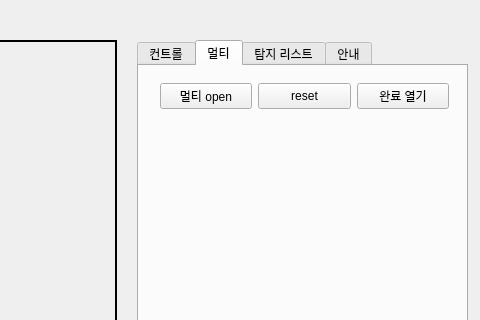
Before: the Qt Designer form rsc/ui/untitled.ui in polnet13/kimAI, drawn with Qt 5; both pictures show x 643 to 1123 and y 0 to 320 of the 1123 by 650 pixel window.
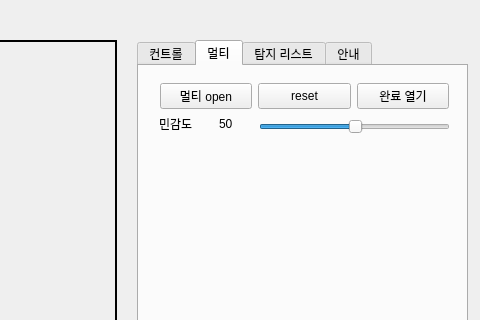
After: the same form once the commit is applied. The open tabs and pages were chosen to show the change.

```diff
--- a/rsc/ui/untitled.ui
+++ b/rsc/ui/untitled.ui
@@ -173,9 +173,9 @@
       <property name="geometry">
        <rect>
         <x>20</x>
-        <y>60</y>
+        <y>90</y>
         <width>291</width>
-        <height>411</height>
+        <height>381</height>
        </rect>
       </property>
       <layout class="QVBoxLayout" name="vLayout_dongzip_statusbar"/>
@@ -219,6 +219,48 @@
        <string>멀티 open</string>
       </property>
      </widget>
+     <widget class="QSlider" name="slider_multi_thr">
+      <property name="geometry">
+       <rect>
+        <x>120</x>
+        <y>50</y>
+        <width>191</width>
+        <height>22</height>
+       </rect>
+      </property>
+      <property name="value">
+       <number>50</number>
+      </property>
+      <property name="orientation">
+       <enum>Qt::Horizontal</enum>
+      </property>
+     </widget>
+     <widget class="QLabel" name="label_2">
+      <property name="geometry">
+       <rect>
+        <x>20</x>
+        <y>50</y>
+        <width>81</width>
+        <height>16</height>
+       </rect>
+      </property>
+      <property name="text">
+       <string>민감도</string>
+      </property>
+     </widget>
+     <widget class="QLabel" name="label_3">
+      <property name="geometry">
+       <rect>
+        <x>80</x>
+        <y>50</y>
+        <width>64</width>
+        <height>15</height>
+       </rect>
+      </property>
+      <property name="text">
+       <string>50</string>
+      </property>
+     </widget>
     </widget>
     <widget class="QWidget" name="tab_detect">
      <attribute name="title">
```
Left out of the diff: 19 changed lines with no effect on the pictures.
